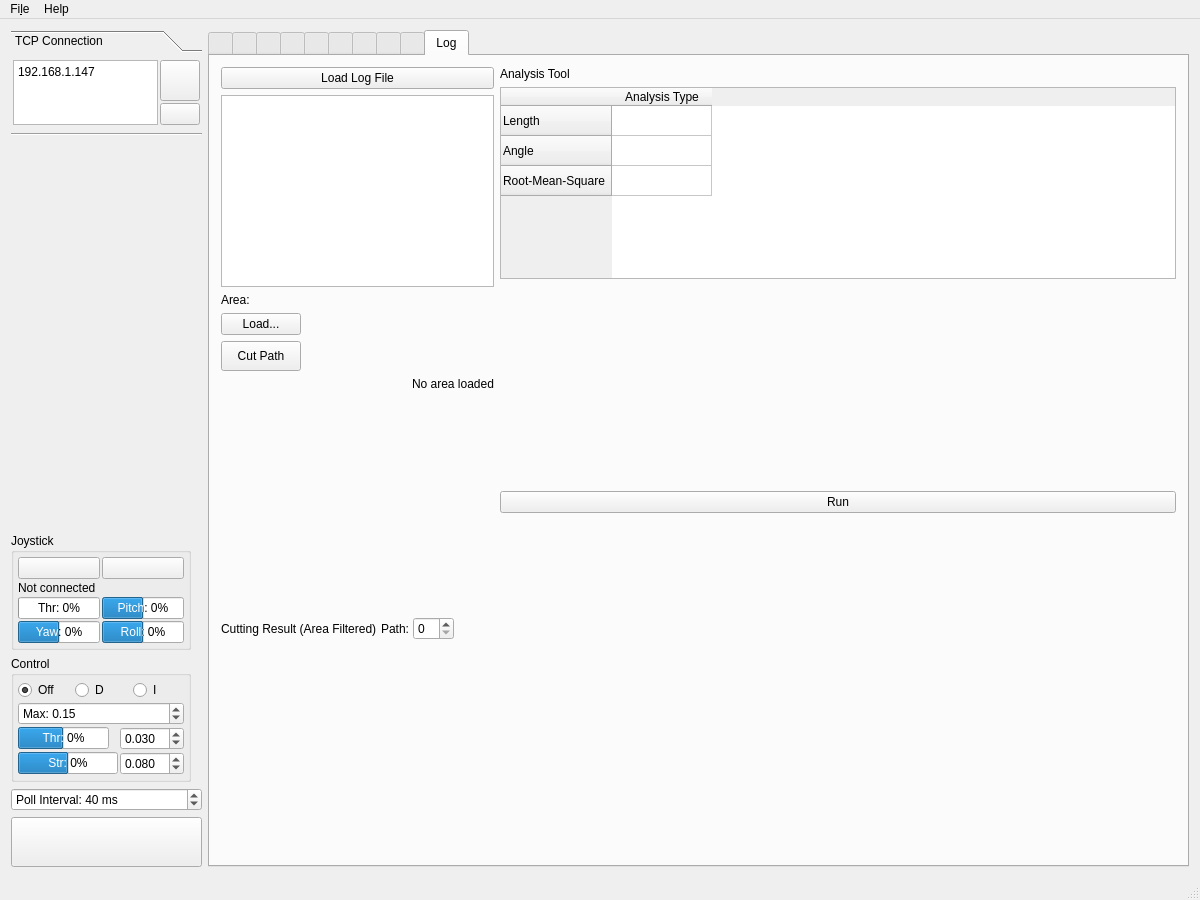
Before: the Qt Designer form Linux/RControlStation/mainwindow.ui in GunnarLarssonSLU/rise_sdvp, drawn with Qt 5.
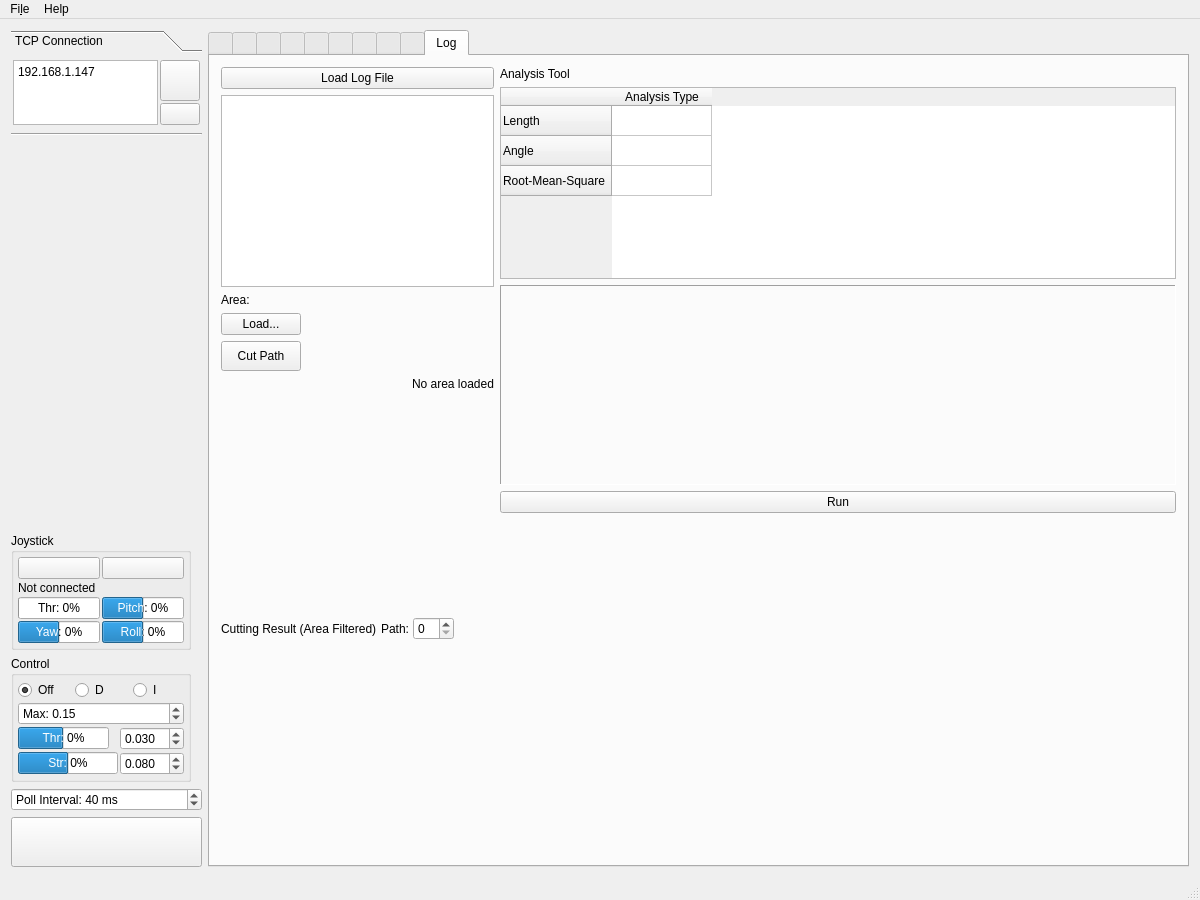
After: the same form once the commit is applied. Icons and pictures are not drawn. Custom widgets are drawn as their Qt base class.

```diff
--- a/Linux/RControlStation/mainwindow.ui
+++ b/Linux/RControlStation/mainwindow.ui
@@ -3747,6 +3747,21 @@
               <height>200</height>
              </size>
             </property>
+            <property name="textFormat">
+             <enum>Qt::RichText</enum>
+            </property>
+            <property name="wordWrap">
+             <bool>true</bool>
+            </property>
+            <property name="alignment">
+             <set>Qt::AlignLeading|Qt::AlignLeft|Qt::AlignTop</set>
+            </property>
+            <property name="frameShape">
+             <enum>QFrame::Panel</enum>
+            </property>
+            <property name="frameShadow">
+             <enum>QFrame::Sunken</enum>
+            </property>
            </widget>
           </item>
           <item>
```
